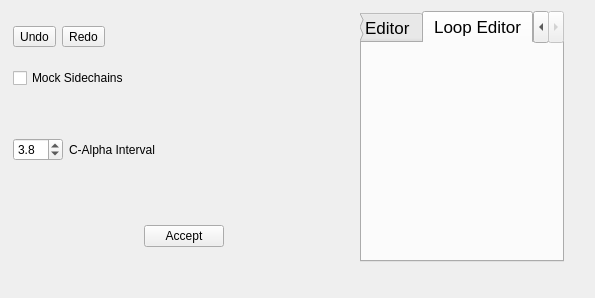
Above: Gorgon/src_ui/ui_threeResidues.ui from GorgonCryoEM/Gorgon before the change. Below: the same form after it.
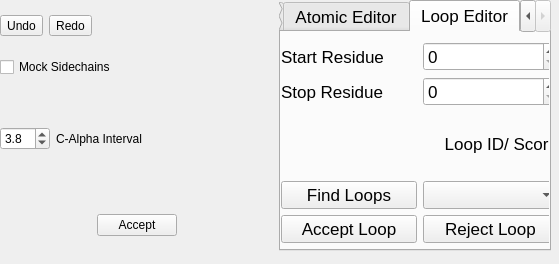
That is the form after the change. The open tabs and pages were chosen to show the change.

Commit message: added a loop widget

What changed in the file:
```diff
--- a/Gorgon/src_ui/ui_threeResidues.ui
+++ b/Gorgon/src_ui/ui_threeResidues.ui
@@ -5,8 +5,8 @@
    <rect>
     <x>0</x>
     <y>0</y>
-    <width>595</width>
-    <height>298</height>
+    <width>559</width>
+    <height>264</height>
    </rect>
   </property>
   <property name="windowTitle" >
@@ -15,22 +15,25 @@
   <widget class="QWidget" name="layoutWidget" >
    <property name="geometry" >
     <rect>
-     <x>13</x>
-     <y>11</y>
+     <x>0</x>
+     <y>0</y>
      <width>551</width>
      <height>251</height>
     </rect>
    </property>
-   <layout class="QHBoxLayout" name="horizontalLayout_6" >
+   <layout class="QHBoxLayout" >
     <property name="sizeConstraint" >
      <enum>QLayout::SetDefaultConstraint</enum>
     </property>
     <item>
-     <layout class="QVBoxLayout" name="verticalLayout_5" >
+     <layout class="QVBoxLayout" >
+      <property name="spacing" >
+       <number>6</number>
+      </property>
       <item>
-       <layout class="QVBoxLayout" name="verticalLayout_4" >
+       <layout class="QVBoxLayout" >
         <item>
-         <layout class="QHBoxLayout" name="horizontalLayout_2" >
+         <layout class="QHBoxLayout" >
           <item>
            <widget class="QToolButton" name="undoButton" >
             <property name="focusPolicy" >
@@ -52,13 +55,13 @@
            </widget>
           </item>
           <item>
-           <spacer name="horizontalSpacer" >
+           <spacer>
             <property name="orientation" >
              <enum>Qt::Horizontal</enum>
             </property>
-            <property name="sizeHint" stdset="0" >
+            <property name="sizeHint" >
              <size>
-              <width>38</width>
+              <width>20</width>
               <height>51</height>
              </size>
             </property>
@@ -74,7 +77,7 @@
          </widget>
         </item>
         <item>
-         <layout class="QHBoxLayout" name="horizontalLayout_3" >
+         <layout class="QHBoxLayout" >
           <item>
            <widget class="QDoubleSpinBox" name="CAdoubleSpinBox" >
             <property name="sizePolicy" >
@@ -108,6 +111,12 @@
           </item>
           <item>
            <widget class="QLabel" name="CAlabel" >
+            <property name="sizePolicy" >
+             <sizepolicy vsizetype="Preferred" hsizetype="Minimum" >
+              <horstretch>0</horstretch>
+              <verstretch>0</verstretch>
+             </sizepolicy>
+            </property>
             <property name="text" >
              <string>C-Alpha Interval</string>
             </property>
@@ -118,15 +127,15 @@
        </layout>
       </item>
       <item>
-       <layout class="QHBoxLayout" name="horizontalLayout_5" >
+       <layout class="QHBoxLayout" >
         <item>
-         <spacer name="horizontalSpacer_2" >
+         <spacer>
           <property name="orientation" >
            <enum>Qt::Horizontal</enum>
           </property>
-          <property name="sizeHint" stdset="0" >
+          <property name="sizeHint" >
            <size>
-            <width>38</width>
+            <width>20</width>
             <height>51</height>
            </size>
           </property>
@@ -140,13 +149,13 @@
          </widget>
         </item>
         <item>
-         <spacer name="horizontalSpacer_3" >
+         <spacer>
           <property name="orientation" >
            <enum>Qt::Horizontal</enum>
           </property>
-          <property name="sizeHint" stdset="0" >
+          <property name="sizeHint" >
            <size>
-            <width>38</width>
+            <width>20</width>
             <height>51</height>
            </size>
           </property>
@@ -159,7 +168,7 @@
     <item>
      <widget class="QTabWidget" name="tabWidget" >
       <property name="sizePolicy" >
-       <sizepolicy vsizetype="Expanding" hsizetype="Fixed" >
+       <sizepolicy vsizetype="Expanding" hsizetype="Expanding" >
         <horstretch>0</horstretch>
         <verstretch>0</verstretch>
        </sizepolicy>
@@ -401,17 +410,126 @@
        </widget>
       </widget>
       <widget class="QWidget" name="loopTab" >
-       <property name="geometry" >
-        <rect>
-         <x>0</x>
-         <y>0</y>
-         <width>200</width>
-         <height>219</height>
-        </rect>
+       <property name="sizePolicy" >
+        <sizepolicy vsizetype="Preferred" hsizetype="Expanding" >
+         <horstretch>0</horstretch>
+         <verstretch>0</verstretch>
+        </sizepolicy>
        </property>
        <attribute name="title" >
         <string>Loop Editor</string>
        </attribute>
+       <widget class="QWidget" name="verticalLayout" >
+        <property name="geometry" >
+         <rect>
+          <x>0</x>
+          <y>10</y>
+          <width>277</width>
+          <height>201</height>
+         </rect>
+        </property>
+        <layout class="QVBoxLayout" >
+         <item>
+          <layout class="QHBoxLayout" >
+           <item>
+            <widget class="QLabel" name="label" >
+             <property name="sizePolicy" >
+              <sizepolicy vsizetype="Preferred" hsizetype="Minimum" >
+               <horstretch>0</horstretch>
+               <verstretch>0</verstretch>
+              </sizepolicy>
+             </property>
+             <property name="text" >
+              <string>Start Residue</string>
+             </property>
+            </widget>
+           </item>
+           <item>
+            <widget class="QSpinBox" name="spinBox" />
+           </item>
+          </layout>
+         </item>
+         <item>
+          <layout class="QHBoxLayout" >
+           <item>
+            <widget class="QLabel" name="label_2" >
+             <property name="sizePolicy" >
+              <sizepolicy vsizetype="Preferred" hsizetype="Minimum" >
+               <horstretch>0</horstretch>
+               <verstretch>0</verstretch>
+              </sizepolicy>
+             </property>
+             <property name="text" >
+              <string>Stop Residue</string>
+             </property>
+            </widget>
+           </item>
+           <item>
+            <widget class="QSpinBox" name="spinBox_2" />
+           </item>
+          </layout>
+         </item>
+         <item>
+          <layout class="QHBoxLayout" >
+           <item>
+            <widget class="QLabel" name="label_3" >
+             <property name="sizePolicy" >
+              <sizepolicy vsizetype="Preferred" hsizetype="Minimum" >
+               <horstretch>0</horstretch>
+               <verstretch>0</verstretch>
+              </sizepolicy>
+             </property>
+             <property name="text" >
+              <string>Loop ID/ Score</string>
+             </property>
+             <property name="alignment" >
+              <set>Qt::AlignRight|Qt::AlignTrailing|Qt::AlignVCenter</set>
+             </property>
+            </widget>
+           </item>
+          </layout>
+         </item>
+         <item>
+          <layout class="QHBoxLayout" >
+           <item>
+            <widget class="QPushButton" name="pushButton" >
+             <property name="text" >
+              <string>Find Loops</string>
+             </property>
+            </widget>
+           </item>
+           <item>
+            <widget class="QComboBox" name="comboBox" >
+             <property name="sizePolicy" >
+              <sizepolicy vsizetype="Fixed" hsizetype="Minimum" >
+               <horstretch>0</horstretch>
+               <verstretch>0</verstretch>
+              </sizepolicy>
+             </property>
+            </widget>
+           </item>
+          </layout>
+         </item>
+         <item>
+          <layout class="QHBoxLayout" >
+           <item>
+            <widget class="QPushButton" name="pushButton_3" >
+             <property name="text" >
+              <string>Accept Loop</string>
+             </property>
+            </widget>
+           </item>
+           <item>
+            <widget class="QPushButton" name="pushButton_2" >
+             <property name="text" >
+              <string>Reject Loop</string>
+             </property>
+            </widget>
+           </item>
+          </layout>
+         </item>
+        </layout>
+       </widget>
       </widget>
      </widget>
     </item>
```
Left out of the diff: 46 changed lines with no effect on the pictures.
